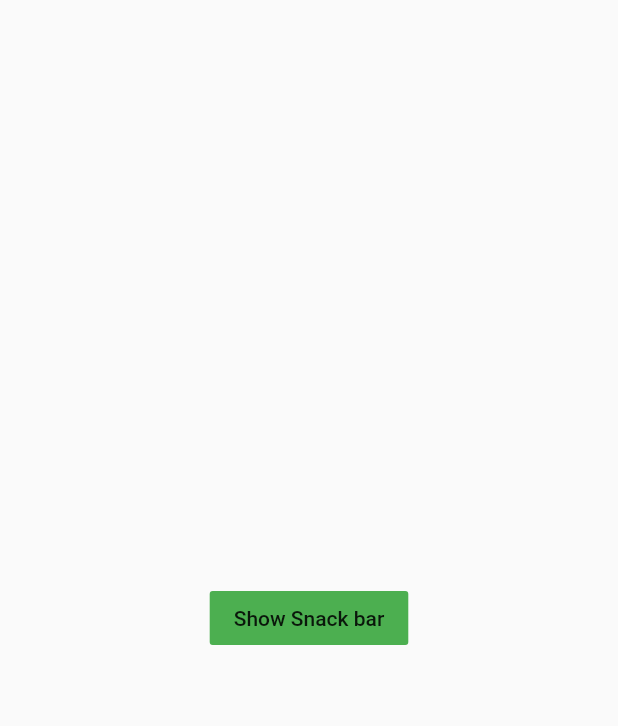
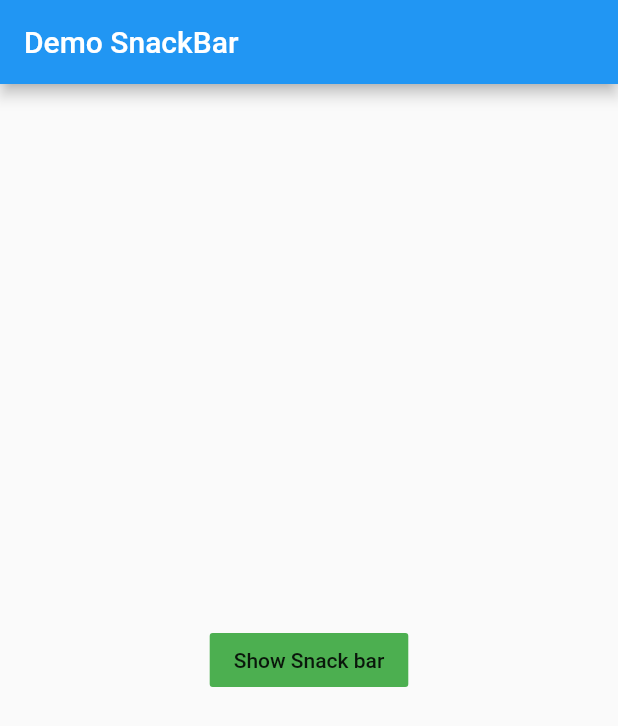
Before and after one commit to Hoang472000/Demo_Flutter_Study, a Flutter app: the screen it shows after launch, on a phone screen of 412 x 824 dp. Shown: the top 726 px of the screen. Run offline on Flutter 3.47's test engine with Material 2 defaults, Android fonts, the phone set to English and light mode, and no system bars.

Commit message:
Su dung theme: ThemData

```diff
--- a/demo_flutter_snackbar/lib/main.dart
+++ b/demo_flutter_snackbar/lib/main.dart
@@ -8,6 +8,9 @@ class MyApp extends StatelessWidget {
   @override
   Widget build(BuildContext context) {
     return MaterialApp(
+      theme: ThemeData(//tao 1 style chung va share style nay den cac Widget khap Widget tree
+        primarySwatch: Colors.blue,
+      ),
       home: MyHomePage(),
     );
   }
@@ -17,6 +20,7 @@ class MyHomePage extends StatelessWidget {
   @override
   Widget build(BuildContext context) {
     return Scaffold(
+      appBar:AppBar(title: Text('Demo SnackBar'),),//tao AppBar
       body: Center(
         child:Builder(//ham Builder tao ra context moi
           builder: (context)=>buildFlatButton(context),// tu vi tri context nay se tim thay scaffold ben tren
```
